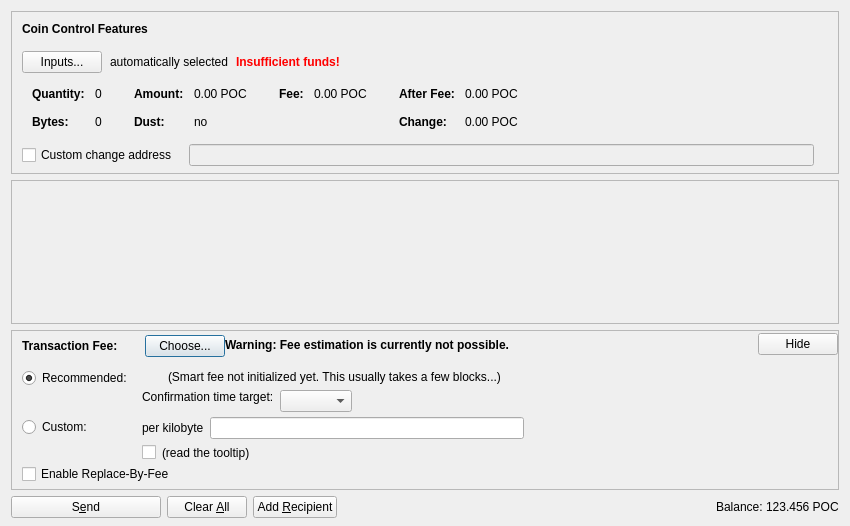
First picture: the form in src/qt/forms/sendcoinsdialog.ui, repository pocketnetteam/pocketnet.core, before the edit.
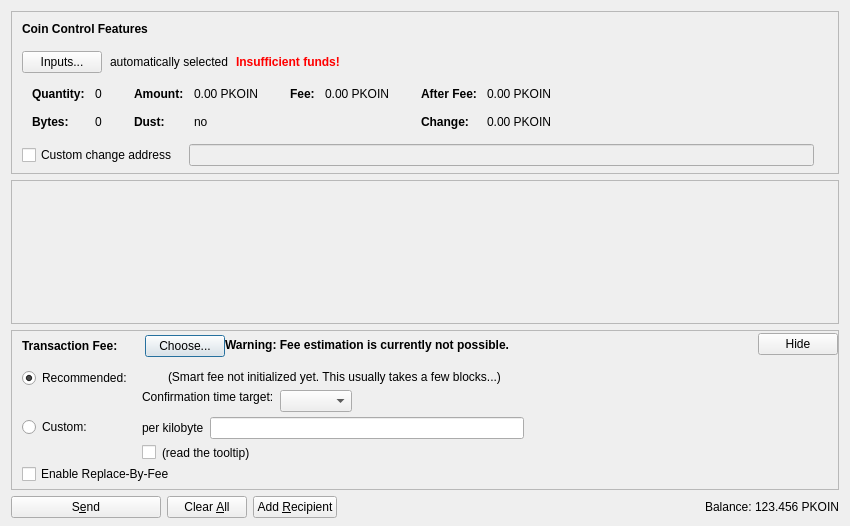
Second picture: the form after the edit. Icons and pictures are not drawn. Custom widgets are drawn as their Qt base class.

Commit message: Changed old ticker "POC" on "PKOIN"

Patch:
```diff
--- a/src/qt/forms/sendcoinsdialog.ui
+++ b/src/qt/forms/sendcoinsdialog.ui
@@ -324,7 +324,7 @@
                   <enum>Qt::ActionsContextMenu</enum>
                  </property>
                  <property name="text">
-                  <string notr="true">0.00 POC</string>
+                  <string notr="true">0.00 PKOIN</string>
                  </property>
                  <property name="textInteractionFlags">
                   <set>Qt::LinksAccessibleByMouse|Qt::TextSelectableByKeyboard|Qt::TextSelectableByMouse</set>
@@ -404,7 +404,7 @@
                   <enum>Qt::ActionsContextMenu</enum>
                  </property>
                  <property name="text">
-                  <string notr="true">0.00 POC</string>
+                  <string notr="true">0.00 PKOIN</string>
                  </property>
                  <property name="textInteractionFlags">
                   <set>Qt::LinksAccessibleByMouse|Qt::TextSelectableByKeyboard|Qt::TextSelectableByMouse</set>
@@ -455,7 +455,7 @@
                   <enum>Qt::ActionsContextMenu</enum>
                  </property>
                  <property name="text">
-                  <string notr="true">0.00 POC</string>
+                  <string notr="true">0.00 PKOIN</string>
                  </property>
                  <property name="textInteractionFlags">
                   <set>Qt::LinksAccessibleByMouse|Qt::TextSelectableByKeyboard|Qt::TextSelectableByMouse</set>
@@ -484,7 +484,7 @@
                   <enum>Qt::ActionsContextMenu</enum>
                  </property>
                  <property name="text">
-                  <string notr="true">0.00 POC</string>
+                  <string notr="true">0.00 PKOIN</string>
                  </property>
                  <property name="textInteractionFlags">
                   <set>Qt::LinksAccessibleByMouse|Qt::TextSelectableByKeyboard|Qt::TextSelectableByMouse</set>
@@ -1249,7 +1249,7 @@
           <cursorShape>IBeamCursor</cursorShape>
          </property>
          <property name="text">
-          <string notr="true">123.456 POC</string>
+          <string notr="true">123.456 PKOIN</string>
          </property>
          <property name="textInteractionFlags">
           <set>Qt::LinksAccessibleByMouse|Qt::TextSelectableByKeyboard|Qt::TextSelectableByMouse</set>
```
The commit also changes 21 other files.
